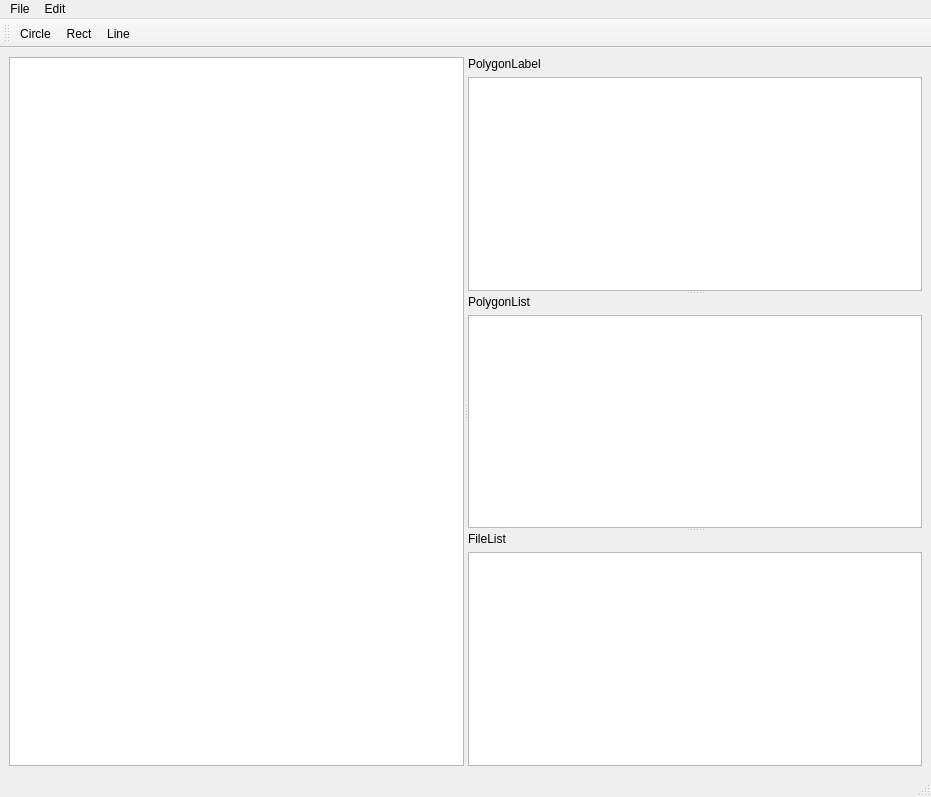
Old version of the form src/qlabelme/widgets/main_window.ui in the repository mariekarelina/QLabelMe.
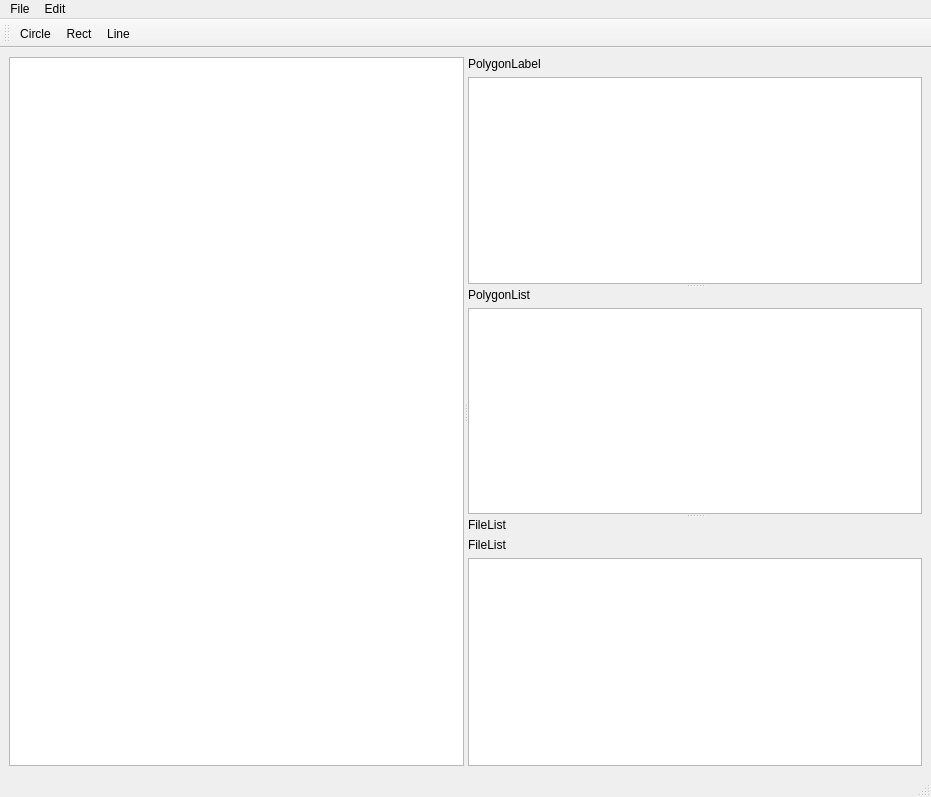
New version of the form. Icons and pictures are not drawn. Custom widgets are drawn as their Qt base class.

The edit to the form file:
```diff
--- a/src/qlabelme/widgets/main_window.ui
+++ b/src/qlabelme/widgets/main_window.ui
@@ -101,6 +101,13 @@
            </property>
           </widget>
          </item>
+         <item>
+          <widget class="QLabel" name="labelFileListPath">
+           <property name="text">
+            <string>FileList</string>
+           </property>
+          </widget>
+         </item>
          <item>
           <widget class="QListWidget" name="listWidget_FileList">
            <property name="sizePolicy">
```
Left out of the diff: 2 changed lines with no effect on the pictures.
